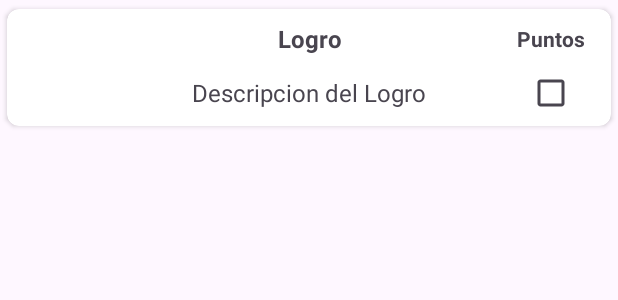
After one commit to Lossani/PressurelessHealth, an Android app: the layout goal_element.xml on its own in the app's theme, with its tools: preview values and no code run, on a phone screen of 412 x 824 dp. The commit adds this screen. Shown: the top 300 px of the screen. Run offline under Robolectric (Android 15) with nearby library versions, the phone set to English and light mode, and no system bars.

Commit message:
Feature: Goals view, entity and service implementation.

```diff
--- a/app/src/main/java/com/xempre/pressurelesshealth/views/reports/MeasurementList/MeasurementAdapter.java
+++ b/app/src/main/java/com/xempre/pressurelesshealth/views/reports/MeasurementList/MeasurementAdapter.java
@@ -1,7 +1,5 @@
 package com.xempre.pressurelesshealth.views.reports.MeasurementList;
 import android.content.Context;
-import android.graphics.Color;
-import android.graphics.drawable.GradientDrawable;
 import android.view.LayoutInflater;
 import android.view.View;
 import android.view.ViewGroup;
--- /dev/null
+++ b/app/src/main/res/layout/goal_element.xml
@@ -0,0 +1,129 @@
+<?xml version="1.0" encoding="utf-8"?>
+<androidx.constraintlayout.widget.ConstraintLayout xmlns:android="http://schemas.android.com/apk/res/android"
+    xmlns:app="http://schemas.android.com/apk/res-auto"
+    xmlns:tools="http://schemas.android.com/tools"
+    android:layout_width="match_parent"
+    android:layout_height="match_parent">
+
+    <androidx.cardview.widget.CardView
+        android:id="@+id/cvBody"
+        android:layout_width="match_parent"
+        android:layout_height="90dp"
+        app:cardCornerRadius="8dp"
+        app:cardPreventCornerOverlap="true"
+        app:cardUseCompatPadding="true"
+        app:layout_constraintEnd_toEndOf="parent"
+        app:layout_constraintStart_toStartOf="parent"
+        app:layout_constraintTop_toTopOf="parent">
+
+        <androidx.constraintlayout.widget.ConstraintLayout
+            android:layout_width="match_parent"
+            android:layout_height="80dp">
+
+            <LinearLayout
+                android:layout_width="match_parent"
+                android:layout_height="match_parent"
+                android:orientation="horizontal">
+
+                <LinearLayout
+                    android:layout_width="0dp"
+                    android:layout_height="match_parent"
+                    android:layout_weight="1"
+                    android:orientation="vertical">
+
+                    <androidx.constraintlayout.widget.ConstraintLayout
+                        android:layout_width="match_parent"
+                        android:layout_height="match_parent">
+
+                        <de.hdodenhof.circleimageview.CircleImageView
+                            android:id="@+id/imageView2"
+                            android:layout_width="wrap_content"
+                            android:layout_height="wrap_content"
+                            app:layout_constraintBottom_toBottomOf="parent"
+                            app:layout_constraintEnd_toEndOf="parent"
+                            app:layout_constraintStart_toStartOf="parent"
+                            app:layout_constraintTop_toTopOf="parent" />
+                    </androidx.constraintlayout.widget.ConstraintLayout>
+
+                </LinearLayout>
+
+                <LinearLayout
+                    android:layout_width="0dp"
+                    android:layout_height="match_parent"
+                    android:layout_weight="3"
+                    android:orientation="vertical">
+
+                    <androidx.constraintlayout.widget.ConstraintLayout
+                        android:layout_width="match_parent"
+                        android:layout_height="match_parent">
+
+                        <TextView
+                            android:id="@+id/tvDescGoal"
+                            android:layout_width="wrap_content"
+                            android:layout_height="wrap_content"
+                            android:layout_marginTop="5dp"
+                            android:layout_marginBottom="10dp"
+                            android:text="Descripcion del Logro"
+                            android:textSize="16sp"
+                            app:layout_constraintBottom_toBottomOf="parent"
+                            app:layout_constraintEnd_toEndOf="parent"
+                            app:layout_constraintHorizontal_bias="0.506"
+                            app:layout_constraintStart_toStartOf="parent"
+                            app:layout_constraintTop_toBottomOf="@+id/tvNameGoal" />
+
+                        <TextView
+                            android:id="@+id/tvNameGoal"
+                            android:layout_width="wrap_content"
+                            android:layout_height="wrap_content"
+                            android:layout_marginTop="5dp"
+                            android:layout_marginBottom="5dp"
+                            android:text="Logro"
+                            android:textSize="16sp"
+                            android:textStyle="bold"
+                            app:layout_constraintBottom_toTopOf="@+id/tvDescGoal"
+                            app:layout_constraintEnd_toEndOf="parent"
+                            app:layout_constraintHorizontal_bias="0.505"
+                            app:layout_constraintStart_toStartOf="parent"
+                            app:layout_constraintTop_toTopOf="parent"
+                            tools:text="Logro" />
+                    </androidx.constraintlayout.widget.ConstraintLayout>
+
+                </LinearLayout>
+
+                <LinearLayout
+                    android:layout_width="0dp"
+                    android:layout_height="match_parent"
+                    android:layout_weight="1"
+                    android:orientation="vertical">
+
+                    <androidx.constraintlayout.widget.ConstraintLayout
+                        android:layout_width="match_parent"
+                        android:layout_height="match_parent">
+
+                        <TextView
+                            android:id="@+id/tvPoints"
+                            android:layout_width="wrap_content"
+                            android:layout_height="wrap_content"
+                            android:layout_marginTop="10dp"
+                            android:text="Puntos"
+                            android:textStyle="bold"
+                            app:layout_constraintEnd_toEndOf="parent"
+                            app:layout_constraintStart_toStartOf="parent"
+                            app:layout_constraintTop_toTopOf="parent" />
+
+                        <CheckBox
+                            android:id="@+id/checkBox"
+                            android:layout_width="wrap_content"
+                            android:layout_height="wrap_content"
+                            app:layout_constraintBottom_toBottomOf="parent"
+                            app:layout_constraintEnd_toEndOf="parent"
+                            app:layout_constraintStart_toStartOf="parent" />
+                    </androidx.constraintlayout.widget.ConstraintLayout>
+
+                </LinearLayout>
+            </LinearLayout>
+
+        </androidx.constraintlayout.widget.ConstraintLayout>
+
+    </androidx.cardview.widget.CardView>
+</androidx.constraintlayout.widget.ConstraintLayout>
```
Also changed, not shown: app/src/main/java/com/xempre/pressurelesshealth/interfaces/GoalService.java (added, +23 -0 lines), app/src/main/java/com/xempre/pressurelesshealth/models/Goal.java (added, +80 -0 lines), app/src/main/java/com/xempre/pressurelesshealth/views/profile/UserProfile.java (+44 -17 lines), app/src/main/java/com/xempre/pressurelesshealth/views/profile/goals/GoalAdapter.java (added, +67 -0 lines), app/src/main/java/com/xempre/pressurelesshealth/views/profile/goals/GoalList.java (added, +170 -0 lines), app/src/main/res/layout/fragment_user_profile.xml (+8 -5 lines), app/src/main/res/layout/goal_list.xml (added, +14 -0 lines), app/src/main/res/values/colors.xml (+4 -4 lines).
